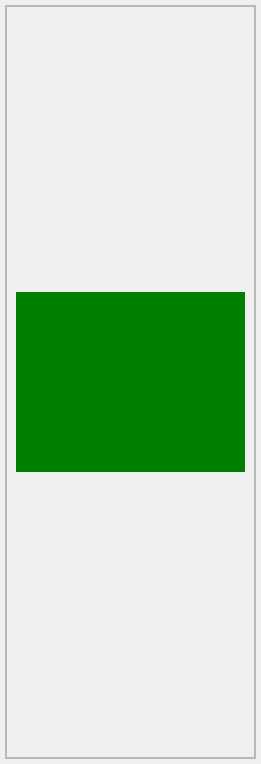
Before: the Qt Designer form gui/uis/columns/right_column.ui in kusiLaw/laky-phone-POS, drawn with Qt 5.
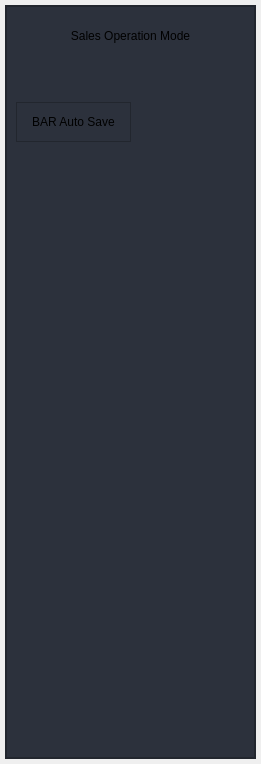
After: the same form once the commit is applied. The open tabs and pages were chosen to show the change.

```diff
--- a/gui/uis/columns/right_column.ui
+++ b/gui/uis/columns/right_column.ui
@@ -19,6 +19,9 @@
   <property name="windowTitle">
    <string>Form</string>
   </property>
+  <property name="styleSheet">
+   <string notr="true">font-family:&quot;Segoe UI&quot;</string>
+  </property>
   <layout class="QVBoxLayout" name="main_pages_layout">
    <property name="spacing">
     <number>0</number>
@@ -44,6 +47,9 @@
       <number>1</number>
      </property>
      <widget class="QWidget" name="setting_page">
+      <property name="styleSheet">
+       <string notr="true">background: #2c313c</string>
+      </property>
       <layout class="QVBoxLayout" name="verticalLayout">
        <property name="spacing">
         <number>0</number>
@@ -98,7 +104,201 @@
              <property name="frameShadow">
               <enum>QFrame::Raised</enum>
              </property>
-             <layout class="QVBoxLayout" name="verticalLayout_13">
+             <layout class="QVBoxLayout" name="verticalLayout_6">
+              <item>
+               <widget class="QFrame" name="sale_op_mod">
+                <property name="maximumSize">
+                 <size>
+                  <width>16777215</width>
+                  <height>80</height>
+                 </size>
+                </property>
+                <property name="frameShape">
+                 <enum>QFrame::NoFrame</enum>
+                </property>
+                <property name="frameShadow">
+                 <enum>QFrame::Raised</enum>
+                </property>
+                <layout class="QVBoxLayout" name="verticalLayout_3">
+                 <property name="spacing">
+                  <number>0</number>
+                 </property>
+                 <property name="leftMargin">
+                  <number>0</number>
+                 </property>
+                 <property name="topMargin">
+                  <number>0</number>
+                 </property>
+                 <property name="rightMargin">
+                  <number>0</number>
+                 </property>
+                 <property name="bottomMargin">
+                  <number>0</number>
+                 </property>
+                 <item>
+                  <widget class="QFrame" name="frame_3">
+                   <property name="frameShape">
+                    <enum>QFrame::NoFrame</enum>
+                   </property>
+                   <property name="frameShadow">
+                    <enum>QFrame::Raised</enum>
+                   </property>
+                   <layout class="QVBoxLayout" name="verticalLayout_7">
+                    <property name="spacing">
+                     <number>0</number>
+                    </property>
+                    <property name="leftMargin">
+                     <number>0</number>
+                    </property>
+                    <property name="topMargin">
+                     <number>0</number>
+                    </property>
+                    <property name="rightMargin">
+                     <number>0</number>
+                    </property>
+                    <property name="bottomMargin">
+                     <number>0</number>
+                    </property>
+                    <item>
+                     <widget class="QLabel" name="label">
+                      <property name="text">
+                       <string>Sales Operation Mode</string>
+                      </property>
+                      <property name="alignment">
+                       <set>Qt::AlignCenter</set>
+                      </property>
+                      <property name="wordWrap">
+                       <bool>true</bool>
+                      </property>
+                     </widget>
+                    </item>
+                   </layout>
+                  </widget>
+                 </item>
+                 <item>
+                  <widget class="QFrame" name="frame_13">
+                   <property name="frameShape">
+                    <enum>QFrame::NoFrame</enum>
+                   </property>
+                   <property name="frameShadow">
+                    <enum>QFrame::Raised</enum>
+                   </property>
+                   <layout class="QVBoxLayout" name="sale_op_mod_frame">
+                    <property name="spacing">
+                     <number>0</number>
+                    </property>
+                    <property name="leftMargin">
+                     <number>0</number>
+                    </property>
+                    <property name="topMargin">
+                     <number>0</number>
+                    </property>
+                    <property name="rightMargin">
+                     <number>0</number>
+                    </property>
+                    <property name="bottomMargin">
+                     <number>0</number>
+                    </property>
+                   </layout>
+                  </widget>
+                 </item>
+                </layout>
+               </widget>
+              </item>
+              <item>
+               <widget class="QFrame" name="frame_2">
+                <property name="minimumSize">
+                 <size>
+                  <width>0</width>
+                  <height>20</height>
+                 </size>
+                </property>
+                <property name="maximumSize">
+                 <size>
+                  <width>16777212</width>
+                  <height>40</height>
+                 </size>
+                </property>
+                <property name="frameShape">
+                 <enum>QFrame::NoFrame</enum>
+                </property>
+                <property name="frameShadow">
+                 <enum>QFrame::Raised</enum>
+                </property>
+                <layout class="QHBoxLayout" name="horizontalLayout_4">
+                 <property name="spacing">
+                  <number>0</number>
+                 </property>
+                 <property name="leftMargin">
+                  <number>0</number>
+                 </property>
+                 <property name="topMargin">
+                  <number>0</number>
+                 </property>
+                 <property name="rightMargin">
+                  <number>0</number>
+                 </property>
+                 <property name="bottomMargin">
+                  <number>0</number>
+                 </property>
+                 <item>
+                  <widget class="QFrame" name="frame_14">
+                   <property name="frameShape">
+                    <enum>QFrame::StyledPanel</enum>
+                   </property>
+                   <property name="frameShadow">
+                    <enum>QFrame::Raised</enum>
+                   </property>
+                   <layout class="QVBoxLayout" name="verticalLayout_10">
+                    <item>
+                     <widget class="QLabel" name="label_2">
+                      <property name="text">
+                       <string>BAR Auto Save</string>
+                      </property>
+                      <property name="scaledContents">
+                       <bool>true</bool>
+                      </property>
+                      <property name="alignment">
+                       <set>Qt::AlignCenter</set>
+                      </property>
+                      <property name="wordWrap">
+                       <bool>true</bool>
+                      </property>
+                     </widget>
+                    </item>
+                   </layout>
+                  </widget>
+                 </item>
+                 <item>
+                  <widget class="QFrame" name="frame_15">
+                   <property name="frameShape">
+                    <enum>QFrame::NoFrame</enum>
+                   </property>
+                   <property name="frameShadow">
+                    <enum>QFrame::Raised</enum>
+                   </property>
+                   <layout class="QVBoxLayout" name="qr_auto_save_frame">
+                    <property name="spacing">
+                     <number>0</number>
+                    </property>
+                    <property name="leftMargin">
+                     <number>0</number>
+                    </property>
+                    <property name="topMargin">
+                     <number>0</number>
+                    </property>
+                    <property name="rightMargin">
+                     <number>0</number>
+                    </property>
+                    <property name="bottomMargin">
+                     <number>0</number>
+                    </property>
+                   </layout>
+                  </widget>
+                 </item>
+                </layout>
+               </widget>
+              </item>
               <item>
                <widget class="QFrame" name="pic_frame_2">
                 <property name="minimumSize">
@@ -110,11 +310,11 @@
                 <property name="maximumSize">
                  <size>
                   <width>249</width>
-                  <height>180</height>
+                  <height>16777215</height>
                  </size>
                 </property>
                 <property name="styleSheet">
-                 <string notr="true">background: green</string>
+                 <string notr="true"/>
                 </property>
                 <property name="frameShape">
                  <enum>QFrame::NoFrame</enum>
@@ -138,45 +338,6 @@
                  <property name="bottomMargin">
                   <number>0</number>
                  </property>
-                 <item>
-                  <widget class="QFrame" name="pic_frame_inner_2">
-                   <property name="maximumSize">
-                    <size>
-                     <width>238</width>
-                     <height>180</height>
-                    </size>
-                   </property>
-                   <property name="layoutDirection">
-                    <enum>Qt::LeftToRight</enum>
-                   </property>
-                   <property name="autoFillBackground">
-                    <bool>false</bool>
-                   </property>
-                   <property name="frameShape">
-                    <enum>QFrame::NoFrame</enum>
-                   </property>
-                   <property name="frameShadow">
-                    <enum>QFrame::Raised</enum>
-                   </property>
-                   <layout class="QVBoxLayout" name="pro_pic_frame_2">
-                    <property name="spacing">
-                     <number>0</number>
-                    </property>
-                    <property name="leftMargin">
-                     <number>0</number>
-                    </property>
-                    <property name="topMargin">
-                     <number>0</number>
-                    </property>
-                    <property name="rightMargin">
-                     <number>0</number>
-                    </property>
-                    <property name="bottomMargin">
-                     <number>0</number>
-                    </property>
-                   </layout>
-                  </widget>
-                 </item>
                 </layout>
                </widget>
               </item>
```
Left out of the diff: 2 changed lines with no effect on the pictures.
